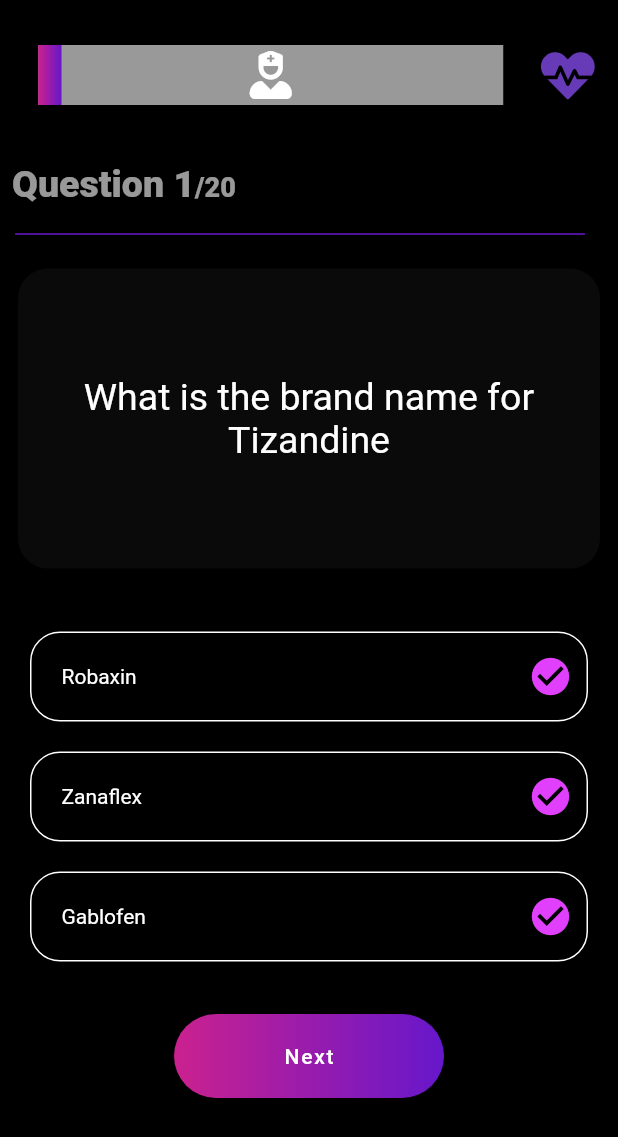
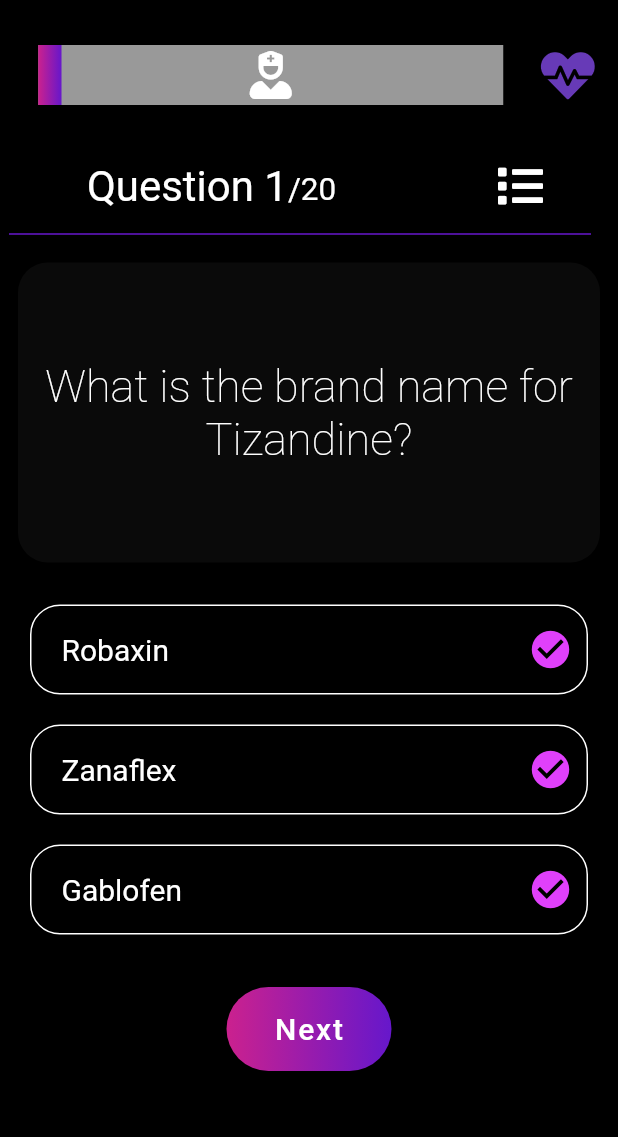
Before and after one commit to kingpush37/pharmu, a Flutter app: the screen it shows after launch, on a phone screen of 412 x 824 dp. Shown: the top 1137 px of the screen. Run offline on Flutter 3.47's test engine with Material 2 defaults, Android fonts, the phone set to English and light mode, and no system bars; drawn by our look-alikes of percent_indicator; our stand-ins replace font_awesome_flutter, google_fonts; Roboto replaces fonts that are missing (Prompt).

Commit message:
added theme font/refactored code

```diff
--- a/lib/constants.dart
+++ b/lib/constants.dart
@@ -0,0 +1,4 @@
+import 'package:flutter/material.dart';
+
+const Color kActiveColor = Colors.deepPurple;
+const Color kInactiveColor = Colors.purpleAccent;
--- a/lib/quiz_page.dart
+++ b/lib/quiz_page.dart
@@ -2,9 +2,11 @@ import 'package:flutter/cupertino.dart';
 import 'package:flutter/material.dart';
 import 'package:flutter/painting.dart';
 import 'package:pharm_u/question_database.dart';
+import 'constants.dart';
 import 'customCard.dart';
 import 'package:percent_indicator/percent_indicator.dart';
 import 'package:font_awesome_flutter/font_awesome_flutter.dart';
+import 'package:google_fonts/google_fonts.dart';
 import 'dart:math';
 
 class QuizPage extends StatefulWidget {
@@ -15,12 +17,11 @@ class QuizPage extends StatefulWidget {
 
   var database = new QuestionDatabase();
   var random = new Random();
-  int quizLength = database.getDataBaseLength();
-  int answerCount = 1;
-  int count = 1;
-  int points = 2;
-  const Color kActiveColor = Colors.deepPurple;
-  const Color kInactiveColor = Colors.purpleAccent;
+  var quizLength = database.getDataBaseLength();
+  var answerCount = 1;
+  var count = 1;
+  var points = 2;
+
   Question question;
 
   enum Question {
@@ -69,6 +70,9 @@ class _QuizPageState extends State<QuizPage> {
             SizedBox(
               height: 30.0,
             ),
+            Row(
+              mainAxisAlignment: MainAxisAlignment.spaceAround,
+              children: <Widget>[
                 CustomCard(
                   color: Colors.transparent,
                   customChild: Padding(
@@ -79,27 +83,30 @@ class _QuizPageState extends State<QuizPage> {
                       children: <Widget>[
                         Text(
                           'Question $count',
-                      style: TextStyle(
-                        fontSize: 25.0,
-                        fontWeight: FontWeight.w900,
-                        color: Colors.white60,
+                          style:GoogleFonts.prompt(
+                            color: Colors.white,
+                            fontSize: 28.0,
                           ),
                         ),
                         Text(
                           '/$quizLength',
-                      style: TextStyle(
-                        fontSize: 18.0,
-                        fontWeight: FontWeight.w900,
-                        color: Colors.white60,
-                        textBaseline: TextBaseline.alphabetic,
+                          style: GoogleFonts.prompt(
+                            color: Colors.white,
+                            fontSize: 21.0,
                           ),
                         ),
                       ],
                     ),
                   ),
                 ),
+                Icon(FontAwesomeIcons.list,
+                  color: Colors.white,
+                  size: 30.0,
+                ),
+              ],
+            ),
             Container(
-              padding: EdgeInsets.all(10.0),
+              padding: EdgeInsets.all(6.0),
               child: Divider(
                 endIndent: 12.0,
                 height: 2.0,
@@ -122,9 +129,12 @@ class _QuizPageState extends State<QuizPage> {
                     child: Text(
                       //Main question text
                       database.getQuestion(),
-                      style: TextStyle(
+                      style: GoogleFonts.prompt(
+                        textStyle: TextStyle(
                           color: Colors.white,
-                        fontSize: 25.0,
+                          fontSize: 30.0,
+                          fontWeight: FontWeight.w200,
+                        ),
                       ),
                       textAlign: TextAlign.center,
                     ),
@@ -133,7 +143,7 @@ class _QuizPageState extends State<QuizPage> {
               ),
             ),
             SizedBox(
-              height: 20.0,
+              height: 6.0,
             ),
             Container(
               padding: EdgeInsets.only(left: 20.0),
@@ -155,8 +165,9 @@ class _QuizPageState extends State<QuizPage> {
                   children: <Widget>[
                     Text(
                       database.getAnswer2(),
-                      style: TextStyle(
+                      style: GoogleFonts.prompt(
                         color: Colors.white,
+                        fontSize: 20.0,
                       ),
                     ),
                     IconButton(
@@ -191,8 +202,9 @@ class _QuizPageState extends State<QuizPage> {
                   children: <Widget>[
                     Text(
                       database.getAnswer(),
-                      style: TextStyle(
+                      style: GoogleFonts.prompt(
                         color: Colors.white,
+                        fontSize: 20.0,
                       ),
                     ),
                     IconButton(
@@ -227,8 +239,9 @@ class _QuizPageState extends State<QuizPage> {
                   children: <Widget>[
                     Text(
                       database.getAnswer3(),
-                      style: TextStyle(
+                      style: GoogleFonts.prompt(
                         color: Colors.white,
+                        fontSize: 20.0,
                       ),
                     ),
                     IconButton(
@@ -259,7 +272,7 @@ class _QuizPageState extends State<QuizPage> {
               },
               child: Container(
                 alignment: Alignment.center,
-                width: 180.0,
+                width: 110.0,
                 height: 80.0,
                 decoration: BoxDecoration(
                   borderRadius: BorderRadius.circular(40.0),
@@ -268,7 +281,12 @@ class _QuizPageState extends State<QuizPage> {
                     Color(0xFF6617CB),
                   ]),
                 ),
-                child: Text('Next'),
+                child: Text('Next',
+                  style: GoogleFonts.prompt(
+                    color: Colors.white,
+                    fontSize: 20.0,
+                  ),
+                ),
               ),
             ),
           ],
--- a/pubspec.yaml
+++ b/pubspec.yaml
@@ -26,6 +26,7 @@ dependencies:
   percent_indicator: ^2.1.5
   adobe_xd: ^0.1.0
   font_awesome_flutter: ^8.8.1
+  google_fonts: ^1.1.0
 
 
   # The following adds the Cupertino Icons font to your application.
```
Also changed, not shown: lib/question_database.dart (+21 -22 lines), pubspec.lock. Lines whose indentation alone changed are shown as unchanged.
